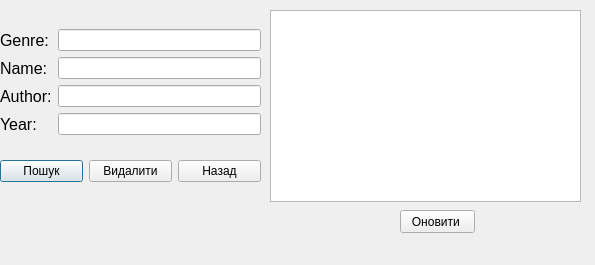
This is courses/prog_base_3/project/Kyrs/search.ui in antonmazun/gogog as Qt 5 draws it before an edit. The edited form follows.
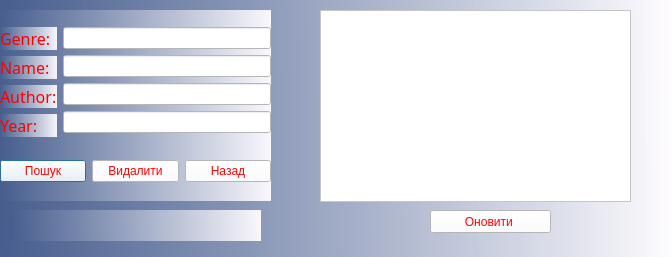
This is the edited form.

The edit to the form file:
```diff
--- a/courses/prog_base_3/project/Kyrs/search.ui
+++ b/courses/prog_base_3/project/Kyrs/search.ui
@@ -6,13 +6,22 @@
    <rect>
     <x>0</x>
     <y>0</y>
-    <width>595</width>
-    <height>265</height>
+    <width>672</width>
+    <height>257</height>
    </rect>
   </property>
   <property name="windowTitle">
    <string>Dialog</string>
   </property>
+  <property name="styleSheet">
+   <string notr="true">border-color: rgb(124, 255, 218);
+background-color: qlineargradient(spread:reflect, x1:0, y1:0.488636, x2:1, y2:0.483, stop:0 rgba(71, 94, 142, 255), stop:1 rgba(254, 252, 255, 243));
+/*background-color: qlineargradient(spread:reflect, x1:0, y1:1, x2:0.915254, y2:0.108, stop:0 rgba(71, 94, 142, 255), stop:1 rgba(255, 255, 255, 255));*/
+/*background-color: qlineargradient(spread:pad, x1:0.0110455, y1:0.443, x2:0.988636, y2:0.449, stop:0.136364 rgba(71, 94, 142, 255), stop:1 rgba(255, 255, 255, 255));*/
+/*background-color: qlineargradient(spread:pad, x1:0.0110455, y1:0.443, x2:0.988636, y2:0.449, stop:0.136364 rgba(111, 72, 72, 255), stop:1 rgba(255, 255, 255, 255));
+*/
+gridline-color: rgb(178, 255, 250);</string>
+  </property>
   <widget class="QLabel" name="label_status">
    <property name="geometry">
     <rect>
@@ -29,19 +38,22 @@
   <widget class="QTableView" name="tableView">
    <property name="geometry">
     <rect>
-     <x>270</x>
+     <x>320</x>
      <y>10</y>
      <width>311</width>
      <height>192</height>
     </rect>
    </property>
+   <property name="styleSheet">
+    <string notr="true">background-color: rgb(255, 255, 255);</string>
+   </property>
   </widget>
   <widget class="QWidget" name="layoutWidget">
    <property name="geometry">
     <rect>
      <x>0</x>
      <y>10</y>
-     <width>261</width>
+     <width>271</width>
      <height>191</height>
     </rect>
    </property>
@@ -54,9 +66,18 @@
          <widget class="QLabel" name="label_3">
           <property name="font">
            <font>
+            <family>Segoe Script</family>
             <pointsize>12</pointsize>
+            <weight>9</weight>
+            <italic>false</italic>
+            <bold>false</bold>
            </font>
           </property>
+          <property name="styleSheet">
+           <string notr="true">
+font: 75 12pt &quot;Segoe Script&quot;;
+color:rgb(255, 0, 0);</string>
+          </property>
           <property name="text">
            <string>Genre:</string>
           </property>
@@ -66,9 +87,18 @@
          <widget class="QLabel" name="label_2">
           <property name="font">
            <font>
+            <family>Segoe Script</family>
             <pointsize>12</pointsize>
+            <weight>9</weight>
+            <italic>false</italic>
+            <bold>false</bold>
            </font>
           </property>
+          <property name="styleSheet">
+           <string notr="true">
+font: 75 12pt &quot;Segoe Script&quot;;
+color:rgb(255, 0, 0);</string>
+          </property>
           <property name="text">
            <string>Name:</string>
           </property>
@@ -78,9 +108,18 @@
          <widget class="QLabel" name="label">
           <property name="font">
            <font>
+            <family>Segoe Script</family>
             <pointsize>12</pointsize>
+            <weight>9</weight>
+            <italic>false</italic>
+            <bold>false</bold>
            </font>
           </property>
+          <property name="styleSheet">
+           <string notr="true">
+font: 75 12pt &quot;Segoe Script&quot;;
+color:rgb(255, 0, 0);</string>
+          </property>
           <property name="text">
            <string>Author:</string>
           </property>
@@ -90,9 +129,18 @@
          <widget class="QLabel" name="label_4">
           <property name="font">
            <font>
+            <family>Segoe Script</family>
             <pointsize>12</pointsize>
+            <weight>9</weight>
+            <italic>false</italic>
+            <bold>false</bold>
            </font>
           </property>
+          <property name="styleSheet">
+           <string notr="true">
+font: 75 12pt &quot;Segoe Script&quot;;
+color:rgb(255, 0, 0);</string>
+          </property>
           <property name="text">
            <string>Year:</string>
           </property>
@@ -103,16 +151,36 @@
       <item>
        <layout class="QVBoxLayout" name="verticalLayout">
         <item>
-         <widget class="QLineEdit" name="lineEdit_genre"/>
+         <widget class="QLineEdit" name="lineEdit_genre">
+          <property name="styleSheet">
+           <string notr="true">font: 8pt &quot;Segoe Script&quot;;
+background-color: rgb(255, 255, 255);</string>
+          </property>
+         </widget>
         </item>
         <item>
-         <widget class="QLineEdit" name="lineEdit_name"/>
+         <widget class="QLineEdit" name="lineEdit_name">
+          <property name="styleSheet">
+           <string notr="true">font: 8pt &quot;Segoe Script&quot;;
+background-color: rgb(255, 255, 255);</string>
+          </property>
+         </widget>
         </item>
         <item>
-         <widget class="QLineEdit" name="lineEdit_aut"/>
+         <widget class="QLineEdit" name="lineEdit_aut">
+          <property name="styleSheet">
+           <string notr="true">font: 8pt &quot;Segoe Script&quot;;
+background-color: rgb(255, 255, 255);</string>
+          </property>
+         </widget>
         </item>
         <item>
-         <widget class="QLineEdit" name="lineEdit_year"/>
+         <widget class="QLineEdit" name="lineEdit_year">
+          <property name="styleSheet">
+           <string notr="true">font: 8pt &quot;Segoe Script&quot;;
+background-color: rgb(255, 255, 255);</string>
+          </property>
+         </widget>
         </item>
        </layout>
       </item>
@@ -122,6 +190,11 @@
      <layout class="QHBoxLayout" name="horizontalLayout_2">
       <item>
        <widget class="QPushButton" name="pushButton">
+        <property name="styleSheet">
+         <string notr="true">
+font: 75 12pt &quot;Segoe Script&quot;;
+color:rgb(255, 0, 0);background :rgb(255, 255, 255);</string>
+        </property>
         <property name="text">
          <string>Пошук</string>
         </property>
@@ -129,6 +202,11 @@
       </item>
       <item>
        <widget class="QPushButton" name="pushButton_del1">
+        <property name="styleSheet">
+         <string notr="true">
+font: 75 12pt &quot;Segoe Script&quot;;
+color:rgb(255, 0, 0);background :rgb(255, 255, 255);</string>
+        </property>
         <property name="text">
          <string>Видалити</string>
         </property>
@@ -136,6 +214,11 @@
       </item>
       <item>
        <widget class="QPushButton" name="pushButton_back">
+        <property name="styleSheet">
+         <string notr="true">
+font: 75 12pt &quot;Segoe Script&quot;;
+color:rgb(255, 0, 0);background :rgb(255, 255, 255);</string>
+        </property>
         <property name="text">
          <string>Назад</string>
         </property>
@@ -148,12 +231,17 @@
   <widget class="QPushButton" name="pushButton_update">
    <property name="geometry">
     <rect>
-     <x>400</x>
+     <x>430</x>
      <y>210</y>
-     <width>75</width>
+     <width>121</width>
      <height>23</height>
     </rect>
    </property>
+   <property name="styleSheet">
+    <string notr="true">
+font: 75 12pt &quot;Segoe Script&quot;;
+color:rgb(255, 0, 0);background :rgb(255, 255, 255);</string>
+   </property>
    <property name="text">
     <string>Оновити </string>
    </property>
```
